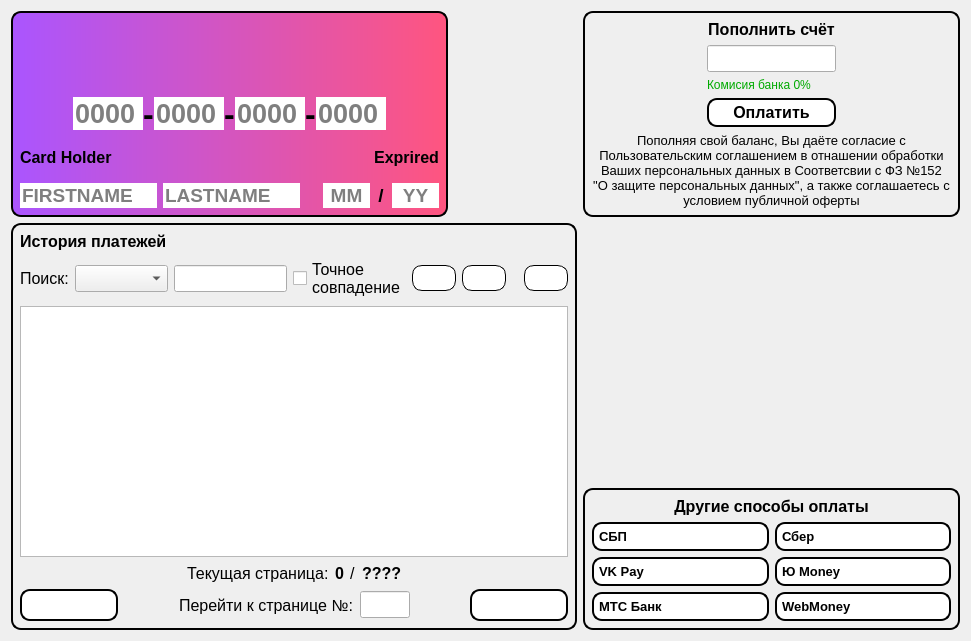
First picture: the form in Gui/TabWidgets/Player/playerpayments.ui, repository MyEdit/Casino_Client, before the edit.
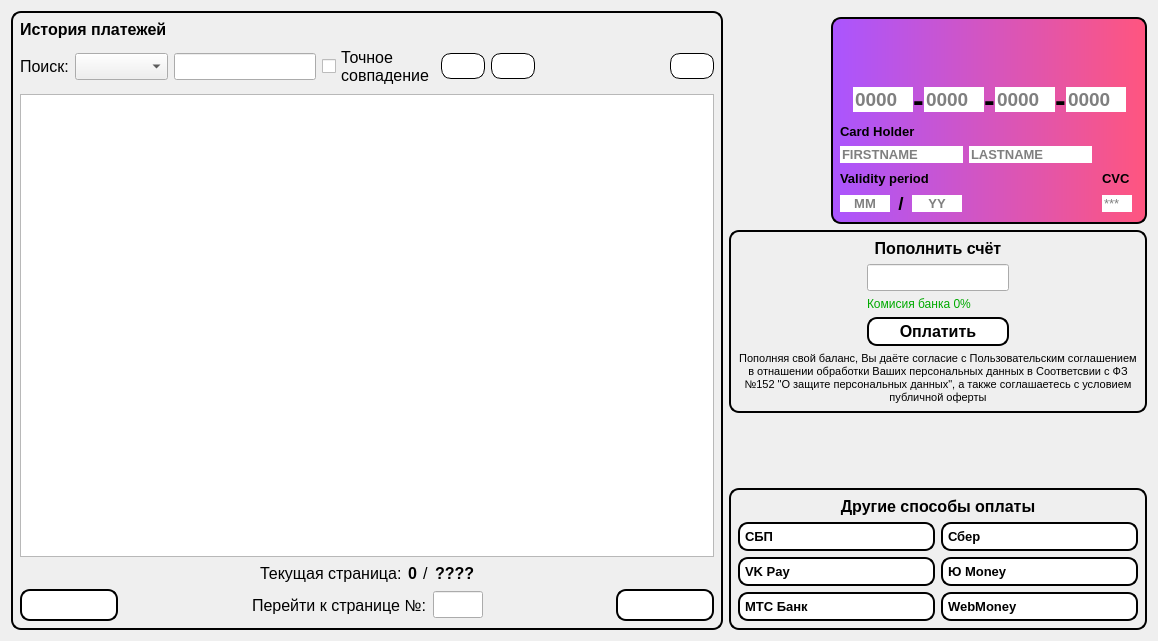
Second picture: the form after the edit. Icons and pictures are not drawn.

Commit message: Изменение в визуале оплаты

Diff of the .ui file:
```diff
--- a/Gui/TabWidgets/Player/playerpayments.ui
+++ b/Gui/TabWidgets/Player/playerpayments.ui
@@ -6,7 +6,7 @@
    <rect>
     <x>0</x>
     <y>0</y>
-    <width>971</width>
+    <width>1158</width>
     <height>641</height>
    </rect>
   </property>
@@ -20,8 +20,14 @@
 }</string>
   </property>
   <layout class="QGridLayout" name="gridLayout">
-   <item row="2" column="0" rowspan="2" colspan="2">
+   <item row="0" column="0" rowspan="5">
     <widget class="QWidget" name="searchWidget" native="true">
+     <property name="sizePolicy">
+      <sizepolicy hsizetype="Expanding" vsizetype="Expanding">
+       <horstretch>0</horstretch>
+       <verstretch>0</verstretch>
+      </sizepolicy>
+     </property>
      <property name="styleSheet">
       <string notr="true">#searchWidget
 {
@@ -125,8 +131,8 @@
           </property>
           <property name="iconSize">
            <size>
-            <width>32</width>
-            <height>32</height>
+            <width>24</width>
+            <height>24</height>
            </size>
           </property>
          </widget>
@@ -160,8 +166,8 @@
           </property>
           <property name="iconSize">
            <size>
-            <width>32</width>
-            <height>32</height>
+            <width>24</width>
+            <height>24</height>
            </size>
           </property>
          </widget>
@@ -208,8 +214,8 @@
           </property>
           <property name="iconSize">
            <size>
-            <width>32</width>
-            <height>32</height>
+            <width>24</width>
+            <height>24</height>
            </size>
           </property>
          </widget>
@@ -349,8 +355,8 @@
           </property>
           <property name="iconSize">
            <size>
-            <width>32</width>
-            <height>32</height>
+            <width>24</width>
+            <height>24</height>
            </size>
           </property>
          </widget>
@@ -445,8 +451,8 @@
           </property>
           <property name="iconSize">
            <size>
-            <width>32</width>
-            <height>32</height>
+            <width>24</width>
+            <height>24</height>
            </size>
           </property>
          </widget>
@@ -456,21 +462,27 @@
      </layout>
     </widget>
    </item>
-   <item row="0" column="1">
-    <spacer name="horizontalSpacer_2">
+   <item row="3" column="2">
+    <spacer name="verticalSpacer">
      <property name="orientation">
-      <enum>Qt::Horizontal</enum>
+      <enum>Qt::Vertical</enum>
      </property>
      <property name="sizeHint" stdset="0">
       <size>
-       <width>40</width>
-       <height>20</height>
+       <width>20</width>
+       <height>40</height>
       </size>
      </property>
     </spacer>
    </item>
-   <item row="0" column="0" rowspan="2">
+   <item row="1" column="2">
     <widget class="QWidget" name="cardHolderWidget" native="true">
+     <property name="sizePolicy">
+      <sizepolicy hsizetype="Fixed" vsizetype="Fixed">
+       <horstretch>0</horstretch>
+       <verstretch>0</verstretch>
+      </sizepolicy>
+     </property>
      <property name="styleSheet">
       <string notr="true">#cardHolderWidget
 {
@@ -480,6 +492,207 @@
 }</string>
      </property>
      <layout class="QGridLayout" name="gridLayout_4">
+      <item row="6" column="0">
+       <layout class="QGridLayout" name="gridLayout_7">
+        <item row="0" column="4">
+         <widget class="QLabel" name="label_12">
+          <property name="maximumSize">
+           <size>
+            <width>30</width>
+            <height>16777215</height>
+           </size>
+          </property>
+          <property name="font">
+           <font>
+            <family>Segoe UI</family>
+            <pointsize>10</pointsize>
+            <weight>75</weight>
+            <bold>true</bold>
+           </font>
+          </property>
+          <property name="text">
+           <string>CVC</string>
+          </property>
+         </widget>
+        </item>
+        <item row="1" column="0">
+         <widget class="QLineEdit" name="lineEdit_5">
+          <property name="sizePolicy">
+           <sizepolicy hsizetype="Preferred" vsizetype="Fixed">
+            <horstretch>0</horstretch>
+            <verstretch>0</verstretch>
+           </sizepolicy>
+          </property>
+          <property name="maximumSize">
+           <size>
+            <width>50</width>
+            <height>16777215</height>
+           </size>
+          </property>
+          <property name="font">
+           <font>
+            <family>Segoe UI</family>
+            <pointsize>10</pointsize>
+            <weight>75</weight>
+            <bold>true</bold>
+           </font>
+          </property>
+          <property name="styleSheet">
+           <string notr="true">QLineEdit {
+	background-color: white;
+	color: black
+}</string>
+          </property>
+          <property name="maxLength">
+           <number>2</number>
+          </property>
+          <property name="frame">
+           <bool>false</bool>
+          </property>
+          <property name="alignment">
+           <set>Qt::AlignCenter</set>
+          </property>
+          <property name="placeholderText">
+           <string>MM</string>
+          </property>
+         </widget>
+        </item>
+        <item row="1" column="1">
+         <widget class="QLabel" name="label_11">
+          <property name="minimumSize">
+           <size>
+            <width>10</width>
+            <height>0</height>
+           </size>
+          </property>
+          <property name="font">
+           <font>
+            <family>Segoe UI</family>
+            <pointsize>14</pointsize>
+            <weight>75</weight>
+            <bold>true</bold>
+           </font>
+          </property>
+          <property name="text">
+           <string>/</string>
+          </property>
+          <property name="alignment">
+           <set>Qt::AlignCenter</set>
+          </property>
+         </widget>
+        </item>
+        <item row="1" column="4">
+         <widget class="QLineEdit" name="lineEdit_10">
+          <property name="maximumSize">
+           <size>
+            <width>30</width>
+            <height>16777215</height>
+           </size>
+          </property>
+          <property name="font">
+           <font>
+            <family>Segoe UI</family>
+            <pointsize>10</pointsize>
+           </font>
+          </property>
+          <property name="styleSheet">
+           <string notr="true">QLineEdit {
+	background-color: white;
+	color: black
+}</string>
+          </property>
+          <property name="maxLength">
+           <number>3</number>
+          </property>
+          <property name="frame">
+           <bool>false</bool>
+          </property>
+          <property name="placeholderText">
+           <string>***</string>
+          </property>
+         </widget>
+        </item>
+        <item row="0" column="0" colspan="3">
+         <widget class="QLabel" name="label_14">
+          <property name="font">
+           <font>
+            <family>Segoe UI</family>
+            <pointsize>10</pointsize>
+            <weight>75</weight>
+            <bold>true</bold>
+           </font>
+          </property>
+          <property name="text">
+           <string>Validity period</string>
+          </property>
+          <property name="alignment">
+           <set>Qt::AlignLeading|Qt::AlignLeft|Qt::AlignVCenter</set>
+          </property>
+          <property name="wordWrap">
+           <bool>false</bool>
+          </property>
+         </widget>
+        </item>
+        <item row="1" column="2">
+         <widget class="QLineEdit" name="lineEdit_4">
+          <property name="sizePolicy">
+           <sizepolicy hsizetype="Preferred" vsizetype="Fixed">
+            <horstretch>0</horstretch>
+            <verstretch>0</verstretch>
+           </sizepolicy>
+          </property>
+          <property name="maximumSize">
+           <size>
+            <width>50</width>
+            <height>16777215</height>
+           </size>
+          </property>
+          <property name="font">
+           <font>
+            <family>Segoe UI</family>
+            <pointsize>10</pointsize>
+            <weight>75</weight>
+            <bold>true</bold>
+           </font>
+          </property>
+          <property name="styleSheet">
+           <string notr="true">QLineEdit {
+	background-color: white;
+	color: black
+}</string>
+          </property>
+          <property name="inputMask">
+           <string/>
+          </property>
+          <property name="maxLength">
+           <number>2</number>
+          </property>
+          <property name="frame">
+           <bool>false</bool>
+          </property>
+          <property name="alignment">
+           <set>Qt::AlignCenter</set>
+          </property>
+          <property name="placeholderText">
+           <string>YY</string>
+          </property>
+         </widget>
+        </item>
+        <item row="1" column="3">
+         <spacer name="horizontalSpacer">
+          <property name="orientation">
+           <enum>Qt::Horizontal</enum>
+          </property>
+          <property name="sizeHint" stdset="0">
+           <size>
+            <width>40</width>
+            <height>20</height>
+           </size>
+          </property>
+         </spacer>
+        </item>
+       </layout>
+      </item>
       <item row="3" column="0" colspan="2">
        <layout class="QHBoxLayout" name="horizontalLayout">
         <property name="spacing">
@@ -492,8 +705,8 @@
           </property>
           <property name="sizeHint" stdset="0">
            <size>
-            <width>40</width>
-            <height>20</height>
+            <width>0</width>
+            <height>0</height>
            </size>
           </property>
          </spacer>
@@ -508,14 +721,14 @@
           </property>
           <property name="maximumSize">
            <size>
-            <width>70</width>
+            <width>60</width>
             <height>16777215</height>
            </size>
           </property>
           <property name="font">
            <font>
             <family>Segoe UI</family>
-            <pointsize>20</pointsize>
+            <pointsize>14</pointsize>
             <weight>75</weight>
             <bold>true</bold>
            </font>
@@ -539,6 +752,12 @@
         </item>
         <item>
          <widget class="QLabel" name="label_8">
+          <property name="sizePolicy">
+           <sizepolicy hsizetype="Preferred" vsizetype="Fixed">
+            <horstretch>0</horstretch>
+            <verstretch>0</verstretch>
+           </sizepolicy>
+          </property>
           <property name="font">
            <font>
             <family>Segoe UI</family>
@@ -562,14 +781,14 @@
           </property>
           <property name="maximumSize">
            <size>
-            <width>70</width>
+            <width>60</width>
             <height>16777215</height>
            </size>
           </property>
           <property name="font">
            <font>
             <family>Segoe UI</family>
-            <pointsize>20</pointsize>
+            <pointsize>14</pointsize>
             <weight>75</weight>
             <bold>true</bold>
            </font>
@@ -593,6 +812,12 @@
         </item>
         <item>
          <widget class="QLabel" name="label_9">
+          <property name="sizePolicy">
+           <sizepolicy hsizetype="Preferred" vsizetype="Fixed">
+            <horstretch>0</horstretch>
+            <verstretch>0</verstretch>
+           </sizepolicy>
+          </property>
           <property name="font">
            <font>
             <family>Segoe UI</family>
@@ -616,14 +841,14 @@
           </property>
           <property name="maximumSize">
            <size>
-            <width>70</width>
+            <width>60</width>
             <height>16777215</height>
            </size>
           </property>
           <property name="font">
            <font>
             <family>Segoe UI</family>
-            <pointsize>20</pointsize>
+            <pointsize>14</pointsize>
             <weight>75</weight>
             <bold>true</bold>
            </font>
@@ -647,6 +872,12 @@
         </item>
         <item>
          <widget class="QLabel" name="label_10">
+          <property name="sizePolicy">
+           <sizepolicy hsizetype="Preferred" vsizetype="Fixed">
+            <horstretch>0</horstretch>
+            <verstretch>0</verstretch>
+           </sizepolicy>
+          </property>
           <property name="font">
            <font>
             <family>Segoe UI</family>
@@ -670,14 +901,14 @@
           </property>
           <property name="maximumSize">
            <size>
-            <width>70</width>
+            <width>60</width>
             <height>16777215</height>
            </size>
           </property>
           <property name="font">
            <font>
             <family>Segoe UI</family>
-            <pointsize>20</pointsize>
+            <pointsize>14</pointsize>
             <weight>75</weight>
             <bold>true</bold>
            </font>
@@ -706,6 +937,113 @@
           </property>
           <property name="sizeHint" stdset="0">
            <size>
+            <width>0</width>
+            <height>0</height>
+           </size>
+          </property>
+         </spacer>
+        </item>
+       </layout>
+      </item>
+      <item row="5" column="0">
+       <layout class="QGridLayout" name="gridLayout_9">
+        <item row="1" column="0">
+         <widget class="QLineEdit" name="lineEdit_2">
+          <property name="sizePolicy">
+           <sizepolicy hsizetype="Preferred" vsizetype="Fixed">
+            <horstretch>0</horstretch>
+            <verstretch>0</verstretch>
+           </sizepolicy>
+          </property>
+          <property name="maximumSize">
+           <size>
+            <width>140</width>
+            <height>16777215</height>
+           </size>
+          </property>
+          <property name="font">
+           <font>
+            <family>Segoe UI</family>
+            <pointsize>10</pointsize>
+            <weight>75</weight>
+            <bold>true</bold>
+           </font>
+          </property>
+          <property name="styleSheet">
+           <string notr="true">QLineEdit {
+	background-color: white;
+	color: black
+}</string>
+          </property>
+          <property name="frame">
+           <bool>false</bool>
+          </property>
+          <property name="placeholderText">
+           <string>FIRSTNAME</string>
+          </property>
+         </widget>
+        </item>
+        <item row="1" column="1">
+         <widget class="QLineEdit" name="lineEdit_3">
+          <property name="sizePolicy">
+           <sizepolicy hsizetype="Preferred" vsizetype="Fixed">
+            <horstretch>0</horstretch>
+            <verstretch>0</verstretch>
+           </sizepolicy>
+          </property>
+          <property name="maximumSize">
+           <size>
+            <width>140</width>
+            <height>16777215</height>
+           </size>
+          </property>
+          <property name="font">
+           <font>
+            <family>Segoe UI</family>
+            <pointsize>10</pointsize>
+            <weight>75</weight>
+            <bold>true</bold>
+           </font>
+          </property>
+          <property name="styleSheet">
+           <string notr="true">QLineEdit {
+	background-color: white;
+	color: black
+}</string>
+          </property>
+          <property name="frame">
+           <bool>false</bool>
+          </property>
+          <property name="placeholderText">
+           <string>LASTNAME</string>
+          </property>
+         </widget>
+        </item>
+        <item row="0" column="0" colspan="2">
+         <widget class="QLabel" name="label_13">
+          <property name="font">
+           <font>
+            <family>Segoe UI</family>
+            <pointsize>10</pointsize>
+            <weight>75</weight>
+            <bold>true</bold>
+           </font>
+          </property>
+          <property name="text">
+           <string>Card Holder</string>
+          </property>
+          <property name="alignment">
+           <set>Qt::AlignLeading|Qt::AlignLeft|Qt::AlignVCenter</set>
+          </property>
+         </widget>
+        </item>
+        <item row="1" column="2">
+         <spacer name="horizontalSpacer_2">
+          <property name="orientation">
+           <enum>Qt::Horizontal</enum>
+          </property>
+          <property name="sizeHint" stdset="0">
+           <size>
             <width>40</width>
             <height>20</height>
            </size>
@@ -769,266 +1107,17 @@
         </item>
        </layout>
       </item>
-      <item row="5" column="0" colspan="2">
-       <layout class="QGridLayout" name="gridLayout_5">
-        <item row="0" column="0">
-         <widget class="QLabel" name="label_13">
-          <property name="font">
-           <font>
-            <family>Segoe UI</family>
-            <pointsize>12</pointsize>
-            <weight>75</weight>
-            <bold>true</bold>
-           </font>
-          </property>
-          <property name="text">
-           <string>Card Holder</string>
-          </property>
-          <property name="alignment">
-           <set>Qt::AlignLeading|Qt::AlignLeft|Qt::AlignVCenter</set>
-          </property>
-         </widget>
-        </item>
-        <item row="1" column="1">
-         <widget class="QLineEdit" name="lineEdit_3">
-          <property name="sizePolicy">
-           <sizepolicy hsizetype="Preferred" vsizetype="Fixed">
-            <horstretch>0</horstretch>
-            <verstretch>0</verstretch>
-           </sizepolicy>
-          </property>
-          <property name="maximumSize">
-           <size>
-            <width>140</width>
-            <height>16777215</height>
-           </size>
-          </property>
-          <property name="font">
-           <font>
-            <family>Segoe UI</family>
-            <pointsize>14</pointsize>
-            <weight>75</weight>
-            <bold>true</bold>
-           </font>
-          </property>
-          <property name="styleSheet">
-           <string notr="true">QLineEdit {
-	background-color: white;
-	color: black
-}</string>
-          </property>
-          <property name="frame">
-           <bool>false</bool>
-          </property>
-          <property name="placeholderText">
-           <string>LASTNAME</string>
-          </property>
-         </widget>
-        </item>
-        <item row="1" column="3">
-         <widget class="QLineEdit" name="lineEdit_5">
-          <property name="sizePolicy">
-           <sizepolicy hsizetype="Preferred" vsizetype="Fixed">
-            <horstretch>0</horstretch>
-            <verstretch>0</verstretch>
-           </sizepolicy>
-          </property>
-          <property name="maximumSize">
-           <size>
-            <width>50</width>
-            <height>16777215</height>
-           </size>
-          </property>
-          <property name="font">
-           <font>
-            <family>Segoe UI</family>
-            <pointsize>14</pointsize>
-            <weight>75</weight>
-            <bold>true</bold>
-           </font>
-          </property>
-          <property name="styleSheet">
-           <string notr="true">QLineEdit {
-	background-color: white;
-	color: black
-}</string>
-          </property>
-          <property name="maxLength">
-           <number>2</number>
-          </property>
-          <property name="frame">
-           <bool>false</bool>
-          </property>
-          <property name="alignment">
-           <set>Qt::AlignCenter</set>
-          </property>
-          <property name="placeholderText">
-           <string>MM</string>
-          </property>
-         </widget>
-        </item>
-        <item row="1" column="4">
-         <widget class="QLabel" name="label_11">
-          <property name="minimumSize">
-           <size>
-            <width>10</width>
-            <height>0</height>
-           </size>
-          </property>
-          <property name="font">
-           <font>
-            <family>Segoe UI</family>
-            <pointsize>14</pointsize>
-            <weight>75</weight>
-            <bold>true</bold>
-           </font>
-          </property>
-          <property name="text">
-           <string>/</string>
-          </property>
-          <property name="alignment">
-           <set>Qt::AlignCenter</set>
-          </property>
-         </widget>
-        </item>
-        <item row="1" column="2">
-         <spacer name="horizontalSpacer">
-          <property name="orientation">
-           <enum>Qt::Horizontal</enum>
-          </property>
-          <property name="sizeType">
-           <enum>QSizePolicy::Preferred</enum>
-          </property>
-          <property name="sizeHint" stdset="0">
-           <size>
-            <width>20</width>
-            <height>20</height>
-           </size>
-          </property>
-         </spacer>
-        </item>
-        <item row="1" column="0">
-         <widget class="QLineEdit" name="lineEdit_2">
-          <property name="sizePolicy">
-           <sizepolicy hsizetype="Preferred" vsizetype="Fixed">
-            <horstretch>0</horstretch>
-            <verstretch>0</verstretch>
-           </sizepolicy>
-          </property>
-          <property name="maximumSize">
-           <size>
-            <width>140</width>
-            <height>16777215</height>
-           </size>
-          </property>
-          <property name="font">
-           <font>
-            <family>Segoe UI</family>
-            <pointsize>14</pointsize>
-            <weight>75</weight>
-            <bold>true</bold>
-           </font>
-          </property>
-          <property name="styleSheet">
-           <string notr="true">QLineEdit {
-	background-color: white;
-	color: black
-}</string>
-          </property>
-          <property name="frame">
-           <bool>false</bool>
-          </property>
-          <property name="placeholderText">
-           <string>FIRSTNAME</string>
-          </property>
-         </widget>
-        </item>
-        <item row="1" column="5">
-         <widget class="QLineEdit" name="lineEdit_4">
-          <property name="sizePolicy">
-           <sizepolicy hsizetype="Preferred" vsizetype="Fixed">
-            <horstretch>0</horstretch>
-            <verstretch>0</verstretch>
-           </sizepolicy>
-          </property>
-          <property name="maximumSize">
-           <size>
-            <width>50</width>
-            <height>16777215</height>
-           </size>
-          </property>
-          <property name="font">
-           <font>
-            <family>Segoe UI</family>
-            <pointsize>14</pointsize>
-            <weight>75</weight>
-            <bold>true</bold>
-           </font>
-          </property>
-          <property name="styleSheet">
-           <string notr="true">QLineEdit {
-	background-color: white;
-	color: black
-}</string>
-          </property>
-          <property name="inputMask">
-           <string/>
-          </property>
-          <property name="maxLength">
-           <number>2</number>
-          </property>
-          <property name="frame">
-           <bool>false</bool>
-          </property>
-          <property name="alignment">
-           <set>Qt::AlignCenter</set>
-          </property>
-          <property name="placeholderText">
-           <string>YY</string>
-          </property>
-         </widget>
-        </item>
-        <item row="0" column="3" colspan="3">
-         <widget class="QLabel" name="label_14">
-          <property name="font">
-           <font>
-            <family>Segoe UI</family>
-            <pointsize>12</pointsize>
-            <weight>75</weight>
-            <bold>true</bold>
-           </font>
-          </property>
-          <property name="text">
-           <string>Exprired</string>
-          </property>
-          <property name="alignment">
-           <set>Qt::AlignRight|Qt::AlignTrailing|Qt::AlignVCenter</set>
-          </property>
-          <property name="wordWrap">
-           <bool>false</bool>
-          </property>
-         </widget>
-        </item>
-       </layout>
-      </item>
      </layout>
     </widget>
    </item>
-   <item row="2" column="2">
-    <spacer name="verticalSpacer">
-     <property name="orientation">
-      <enum>Qt::Vertical</enum>
-     </property>
-     <property name="sizeHint" stdset="0">
-      <size>
-       <width>20</width>
-       <height>40</height>
-      </size>
-     </property>
-    </spacer>
-   </item>
-   <item row="0" column="2" rowspan="2">
+   <item row="2" column="1" colspan="2">
     <widget class="QWidget" name="replenishmentWidget" native="true">
+     <property name="sizePolicy">
+      <sizepolicy hsizetype="Preferred" vsizetype="Fixed">
+       <horstretch>0</horstretch>
+       <verstretch>0</verstretch>
+      </sizepolicy>
+     </property>
      <property name="styleSheet">
       <string notr="true">#replenishmentWidget
 {
@@ -1037,39 +1126,14 @@
 }</string>
      </property>
      <layout class="QGridLayout" name="gridLayout_2">
-      <item row="0" column="1">
-       <widget class="QLabel" name="label_7">
-        <property name="font">
-         <font>
-          <family>Segoe UI</family>
-          <pointsize>12</pointsize>
-          <weight>75</weight>
-          <bold>true</bold>
-         </font>
-        </property>
-        <property name="text">
-         <string>Пополнить счёт</string>
-        </property>
-        <property name="alignment">
-         <set>Qt::AlignCenter</set>
-        </property>
-       </widget>
-      </item>
-      <item row="1" column="0">
-       <spacer name="horizontalSpacer_3">
-        <property name="orientation">
-         <enum>Qt::Horizontal</enum>
-        </property>
-        <property name="sizeHint" stdset="0">
-         <size>
-          <width>123</width>
-          <height>20</height>
-         </size>
-        </property>
-       </spacer>
-      </item>
       <item row="1" column="1">
        <widget class="QLineEdit" name="lineEdit">
+        <property name="sizePolicy">
+         <sizepolicy hsizetype="Fixed" vsizetype="Fixed">
+          <horstretch>0</horstretch>
+          <verstretch>0</verstretch>
+         </sizepolicy>
+        </property>
         <property name="font">
          <font>
           <family>Segoe UI</family>
@@ -1078,6 +1142,25 @@
         </property>
        </widget>
       </item>
+      <item row="4" column="0" colspan="3">
+       <widget class="QLabel" name="labelInformation">
+        <property name="font">
+         <font>
+          <family>Segoe UI</family>
+          <pointsize>8</pointsize>
+         </font>
+        </property>
+        <property name="text">
+         <string>Пополняя свой баланс, Вы даёте согласие с Пользовательским соглашением в отнашении обработки Ваших персональных данных в Соответсвии с ФЗ №152 &quot;О защите персональных данных&quot;, а также соглашаетесь с условием публичной оферты</string>
+        </property>
+        <property name="alignment">
+         <set>Qt::AlignCenter</set>
+        </property>
+        <property name="wordWrap">
+         <bool>true</bool>
+        </property>
+       </widget>
+      </item>
       <item row="1" column="2">
        <spacer name="horizontalSpacer_4">
         <property name="orientation">
@@ -1091,21 +1174,6 @@
         </property>
        </spacer>
       </item>
-      <item row="2" column="1">
-       <widget class="QLabel" name="label_3">
-        <property name="font">
-         <font>
-          <family>Segoe UI</family>
-         </font>
-        </property>
-        <property name="styleSheet">
-         <string notr="true">color: rgb(0, 170, 0);</string>
-        </property>
-        <property name="text">
-         <string>Комисия банка 0%</string>
-        </property>
-       </widget>
-      </item>
       <item row="3" column="1">
        <widget class="QPushButton" name="buttonPay">
         <property name="font">
@@ -1139,30 +1207,63 @@
         </property>
        </widget>
       </item>
-      <item row="4" column="0" colspan="3">
-       <widget class="QLabel" name="labelInformation">
+      <item row="1" column="0">
+       <spacer name="horizontalSpacer_3">
+        <property name="orientation">
+         <enum>Qt::Horizontal</enum>
+        </property>
+        <property name="sizeHint" stdset="0">
+         <size>
+          <width>123</width>
+          <height>20</height>
+         </size>
+        </property>
+       </spacer>
+      </item>
+      <item row="2" column="1">
+       <widget class="QLabel" name="label_3">
         <property name="font">
          <font>
           <family>Segoe UI</family>
-          <pointsize>10</pointsize>
          </font>
         </property>
+        <property name="styleSheet">
+         <string notr="true">color: rgb(0, 170, 0);</string>
+        </property>
         <property name="text">
-         <string>Пополняя свой баланс, Вы даёте согласие с Пользовательским соглашением в отнашении обработки Ваших персональных данных в Соответсвии с ФЗ №152 &quot;О защите персональных данных&quot;, а также соглашаетесь с условием публичной оферты</string>
+         <string>Комисия банка 0%</string>
+        </property>
+       </widget>
+      </item>
+      <item row="0" column="1">
+       <widget class="QLabel" name="label_7">
+        <property name="font">
+         <font>
+          <family>Segoe UI</family>
+          <pointsize>12</pointsize>
+          <weight>75</weight>
+          <bold>true</bold>
+         </font>
+        </property>
+        <property name="text">
+         <string>Пополнить счёт</string>
         </property>
         <property name="alignment">
          <set>Qt::AlignCenter</set>
         </property>
-        <property name="wordWrap">
-         <bool>true</bool>
-        </property>
        </widget>
       </item>
      </layout>
     </widget>
    </item>
-   <item row="3" column="2">
+   <item row="4" column="1" colspan="2">
     <widget class="QWidget" name="otherPaymentMethodsWidget" native="true">
+     <property name="sizePolicy">
+      <sizepolicy hsizetype="Preferred" vsizetype="Fixed">
+       <horstretch>0</horstretch>
+       <verstretch>0</verstretch>
+      </sizepolicy>
+     </property>
      <property name="styleSheet">
       <string notr="true">#otherPaymentMethodsWidget
 {
```
The commit also changes 1 other file.
